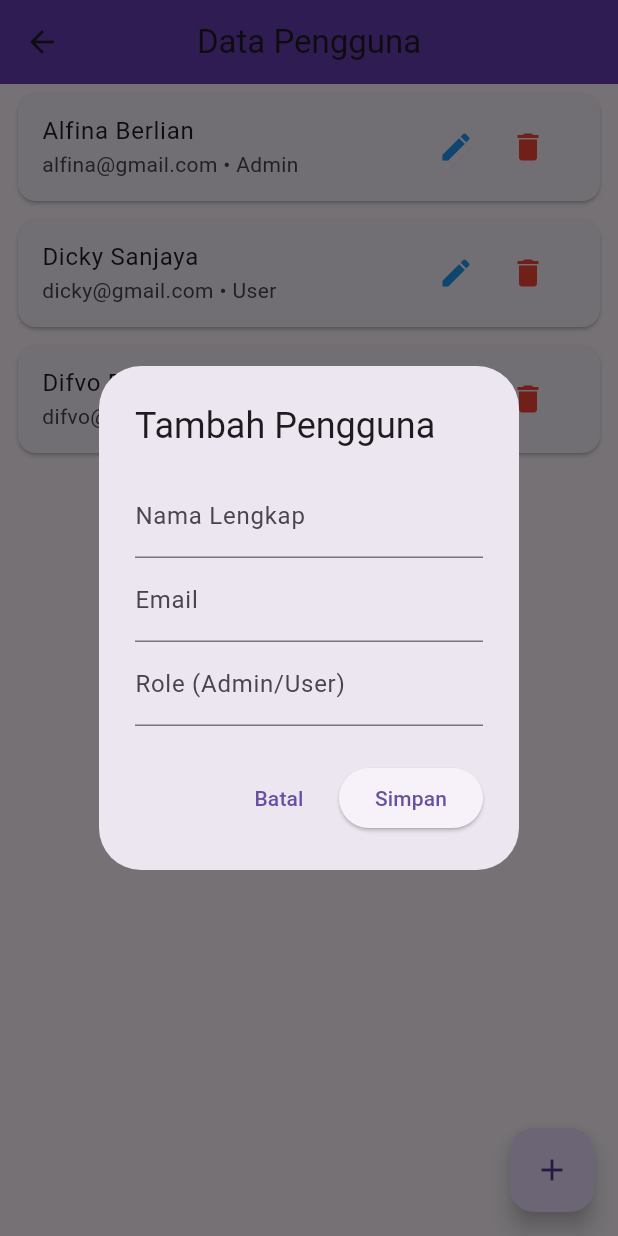
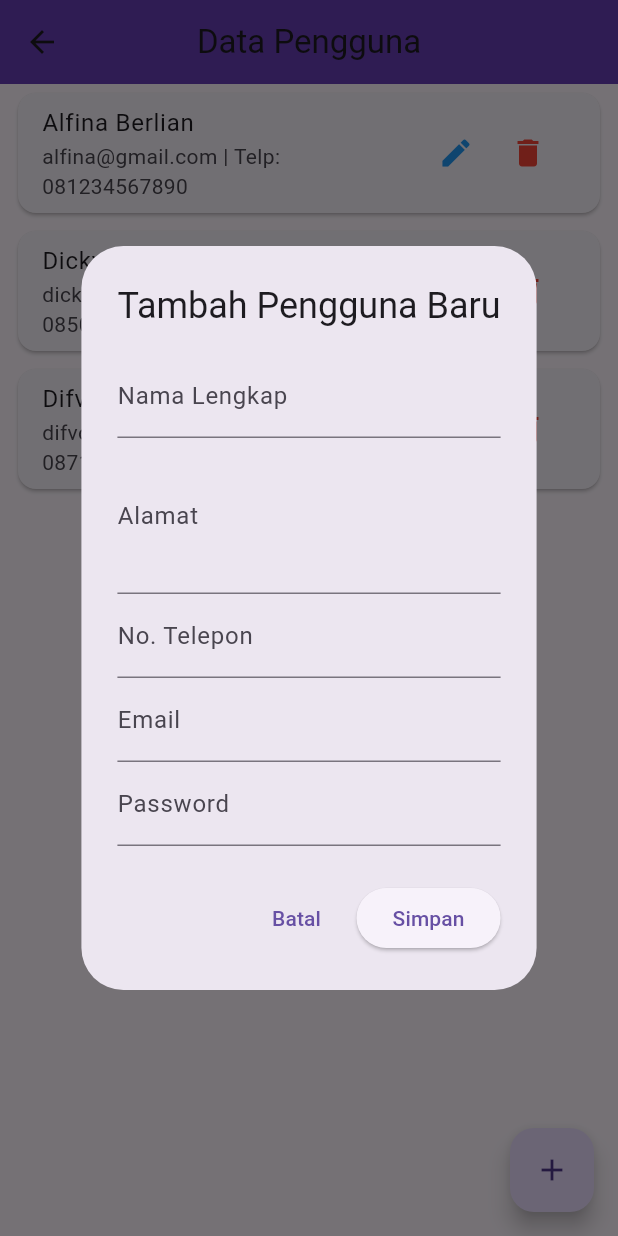
Before and after one commit to DickySanjaya45/TitipinAja.id, a Flutter app: the PenggunaPage screen opened directly, after a tap on the "add" icon, on a phone screen of 412 x 824 dp. Run offline on Flutter 3.47's test engine with Material 3 defaults, Android fonts, the phone set to English and light mode, and no system bars.

Commit message:
editt pengguna

```diff
--- a/lib/dashboard/pengguna_page.dart
+++ b/lib/dashboard/pengguna_page.dart
@@ -1,5 +1,5 @@
 import 'package:flutter/material.dart';
-import '../widgets/custom_appbar.dart';
+import '../widgets/custom_appbar.dart'; // Pastikan widget ini tersedia
 
 class PenggunaPage extends StatefulWidget {
   const PenggunaPage({super.key});
@@ -9,44 +9,90 @@ class PenggunaPage extends StatefulWidget {
 }
 
 class _PenggunaPageState extends State<PenggunaPage> {
-  // Data dummy pengguna
+  // Data dummy pengguna - DISESUAIKAN DENGAN SKEMA ERD
   List<Map<String, dynamic>> daftarPengguna = [
-    {'id': 1, 'nama': 'Alfina Berlian', 'email': 'alfina@gmail.com', 'role': 'Admin'},
-    {'id': 2, 'nama': 'Dicky Sanjaya', 'email': 'dicky@gmail.com', 'role': 'User'},
-    {'id': 3, 'nama': 'Difvo Erza', 'email': 'difvo@gmail.com', 'role': 'User'},
+    {
+      'id_pengguna': 1,
+      'nama_lengkap': 'Alfina Berlian',
+      'alamat': 'Jl. Kenanga No. 12, Jakarta',
+      'no_telepon': '081234567890',
+      'email': 'alfina@gmail.com',
+      'password': 'hashed_password_1', // Field password ditambahkan
+    },
+    {
+      'id_pengguna': 2,
+      'nama_lengkap': 'Dicky Sanjaya',
+      'alamat': 'Jl. Mawar No. 5, Bandung',
+      'no_telepon': '085098765432',
+      'email': 'dicky@gmail.com',
+      'password': 'hashed_password_2',
+    },
+    {
+      'id_pengguna': 3,
+      'nama_lengkap': 'Difvo Erza',
+      'alamat': 'Perumahan Indah Blok C, Surabaya',
+      'no_telepon': '087112233445',
+      'email': 'difvo@gmail.com',
+      'password': 'hashed_password_3',
+    },
   ];
 
-  // Controller form
-  final _namaController = TextEditingController();
+  // Controller form - DISESUAIKAN DENGAN FIELD ERD
+  final _namaLengkapController = TextEditingController();
+  final _alamatController = TextEditingController();
+  final _noTeleponController = TextEditingController();
   final _emailController = TextEditingController();
-  final _roleController = TextEditingController();
+  final _passwordController = TextEditingController();
 
-  // Tambah pengguna baru
+  // Fungsi untuk mengosongkan controller
+  void _clearControllers() {
+    _namaLengkapController.clear();
+    _alamatController.clear();
+    _noTeleponController.clear();
+    _emailController.clear();
+    _passwordController.clear();
+  }
+
+  // Tambah pengguna baru - FORM DISESUAIKAN DENGAN FIELD ERD
   void _tambahPengguna() {
-    _namaController.clear();
-    _emailController.clear();
-    _roleController.clear();
+    _clearControllers();
 
     showDialog(
       context: context,
       builder: (context) => AlertDialog(
-        title: const Text('Tambah Pengguna'),
-        content: Column(
+        title: const Text('Tambah Pengguna Baru'),
+        content: SingleChildScrollView( // Menggunakan SingleChildScrollView untuk mencegah overflow
+          child: Column(
             mainAxisSize: MainAxisSize.min,
             children: [
               TextField(
-              controller: _namaController,
+                controller: _namaLengkapController,
                 decoration: const InputDecoration(labelText: 'Nama Lengkap'),
+              ),
+              TextField(
+                controller: _alamatController,
+                decoration: const InputDecoration(labelText: 'Alamat'),
+                keyboardType: TextInputType.multiline,
+                maxLines: 3,
+              ),
+              TextField(
+                controller: _noTeleponController,
+                decoration: const InputDecoration(labelText: 'No. Telepon'),
+                keyboardType: TextInputType.phone,
               ),
               TextField(
                 controller: _emailController,
                 decoration: const InputDecoration(labelText: 'Email'),
+                keyboardType: TextInputType.emailAddress,
               ),
               TextField(
-              controller: _roleController,
-              decoration: const InputDecoration(labelText: 'Role (Admin/User)'),
+                controller: _passwordController,
+                decoration: const InputDecoration(labelText: 'Password'),
+                obscureText: true, // Untuk keamanan input password
               ),
+              // Field 'Role' dihilangkan
             ],
+          ),
         ),
         actions: [
           TextButton(
@@ -55,15 +101,19 @@ class _PenggunaPageState extends State<PenggunaPage> {
           ),
           ElevatedButton(
             onPressed: () {
-              if (_namaController.text.isNotEmpty && _emailController.text.isNotEmpty) {
+              // Validasi dasar
+              if (_namaLengkapController.text.isNotEmpty && _emailController.text.isNotEmpty) {
                 setState(() {
                   daftarPengguna.add({
-                    'id': DateTime.now().millisecondsSinceEpoch,
-                    'nama': _namaController.text,
+                    'id_pengguna': DateTime.now().millisecondsSinceEpoch,
+                    'nama_lengkap': _namaLengkapController.text,
+                    'alamat': _alamatController.text,
+                    'no_telepon': _noTeleponController.text,
                     'email': _emailController.text,
-                    'role': _roleController.text.isEmpty ? 'User' : _roleController.text,
+                    'password': _passwordController.text,
                   });
                 });
+                _clearControllers();
               }
               Navigator.pop(context);
             },
@@ -74,33 +124,51 @@ class _PenggunaPageState extends State<PenggunaPage> {
     );
   }
 
-  // Edit pengguna
+  // Edit pengguna - FORM DISESUAIKAN DENGAN FIELD ERD
   void _editPengguna(int index) {
     final pengguna = daftarPengguna[index];
-    _namaController.text = pengguna['nama'];
+    // Memuat data yang ada ke controller
+    _namaLengkapController.text = pengguna['nama_lengkap'];
+    _alamatController.text = pengguna['alamat'];
+    _noTeleponController.text = pengguna['no_telepon'];
     _emailController.text = pengguna['email'];
-    _roleController.text = pengguna['role'];
+    _passwordController.text = pengguna['password'];
 
     showDialog(
       context: context,
       builder: (context) => AlertDialog(
         title: const Text('Edit Pengguna'),
-        content: Column(
+        content: SingleChildScrollView(
+          child: Column(
             mainAxisSize: MainAxisSize.min,
             children: [
               TextField(
-              controller: _namaController,
+                controller: _namaLengkapController,
                 decoration: const InputDecoration(labelText: 'Nama Lengkap'),
+              ),
+              TextField(
+                controller: _alamatController,
+                decoration: const InputDecoration(labelText: 'Alamat'),
+                keyboardType: TextInputType.multiline,
+                maxLines: 3,
+              ),
+              TextField(
+                controller: _noTeleponController,
+                decoration: const InputDecoration(labelText: 'No. Telepon'),
+                keyboardType: TextInputType.phone,
               ),
               TextField(
                 controller: _emailController,
                 decoration: const InputDecoration(labelText: 'Email'),
+                keyboardType: TextInputType.emailAddress,
               ),
               TextField(
-              controller: _roleController,
-              decoration: const InputDecoration(labelText: 'Role (Admin/User)'),
+                controller: _passwordController,
+                decoration: const InputDecoration(labelText: 'Password'),
+                obscureText: true,
               ),
             ],
+          ),
         ),
         actions: [
           TextButton(
@@ -111,12 +179,15 @@ class _PenggunaPageState extends State<PenggunaPage> {
             onPressed: () {
               setState(() {
                 daftarPengguna[index] = {
-                  'id': pengguna['id'],
-                  'nama': _namaController.text,
+                  'id_pengguna': pengguna['id_pengguna'],
+                  'nama_lengkap': _namaLengkapController.text,
+                  'alamat': _alamatController.text,
+                  'no_telepon': _noTeleponController.text,
                   'email': _emailController.text,
-                  'role': _roleController.text,
+                  'password': _passwordController.text,
                 };
               });
+              _clearControllers();
               Navigator.pop(context);
             },
             child: const Text('Update'),
@@ -126,14 +197,14 @@ class _PenggunaPageState extends State<PenggunaPage> {
     );
   }
 
-  // Hapus pengguna
+  // Hapus pengguna - DISESUAIKAN DENGAN nama_lengkap
   void _hapusPengguna(int index) {
     showDialog(
       context: context,
       builder: (context) => AlertDialog(
         title: const Text('Hapus Pengguna'),
         content: Text(
-          'Yakin ingin menghapus pengguna "${daftarPengguna[index]['nama']}"?',
+          'Yakin ingin menghapus pengguna "${daftarPengguna[index]['nama_lengkap']}"?',
         ),
         actions: [
           TextButton(
@@ -154,19 +225,24 @@ class _PenggunaPageState extends State<PenggunaPage> {
     );
   }
 
-  // Detail pengguna (opsional)
+  // Detail pengguna (opsional) - DISESUAIKAN UNTUK MENAMPILKAN SEMUA FIELD KECUALI PASSWORD
   void _lihatDetail(Map<String, dynamic> pengguna) {
     showDialog(
       context: context,
       builder: (context) => AlertDialog(
-        title: Text(pengguna['nama']),
+        title: Text(pengguna['nama_lengkap']),
         content: Column(
           mainAxisSize: MainAxisSize.min,
           crossAxisAlignment: CrossAxisAlignment.start,
           children: [
+            Text('ID Pengguna: ${pengguna['id_pengguna']}'),
+            const SizedBox(height: 5),
             Text('Email: ${pengguna['email']}'),
             const SizedBox(height: 5),
-            Text('Role: ${pengguna['role']}'),
+            Text('No. Telepon: ${pengguna['no_telepon']}'),
+            const SizedBox(height: 5),
+            Text('Alamat: ${pengguna['alamat']}'),
+            const SizedBox(height: 5),
           ],
         ),
         actions: [
@@ -192,8 +268,9 @@ class _PenggunaPageState extends State<PenggunaPage> {
                 return Card(
                   margin: const EdgeInsets.symmetric(horizontal: 12, vertical: 6),
                   child: ListTile(
-                    title: Text(pengguna['nama']),
-                    subtitle: Text('${pengguna['email']} • ${pengguna['role']}'),
+                    // Tampilan utama menggunakan nama_lengkap, email, dan no_telepon
+                    title: Text(pengguna['nama_lengkap']),
+                    subtitle: Text('${pengguna['email']} | Telp: ${pengguna['no_telepon']}'),
                     onTap: () => _lihatDetail(pengguna),
                     trailing: Row(
                       mainAxisSize: MainAxisSize.min,
```
Lines whose indentation alone changed are shown as unchanged.
